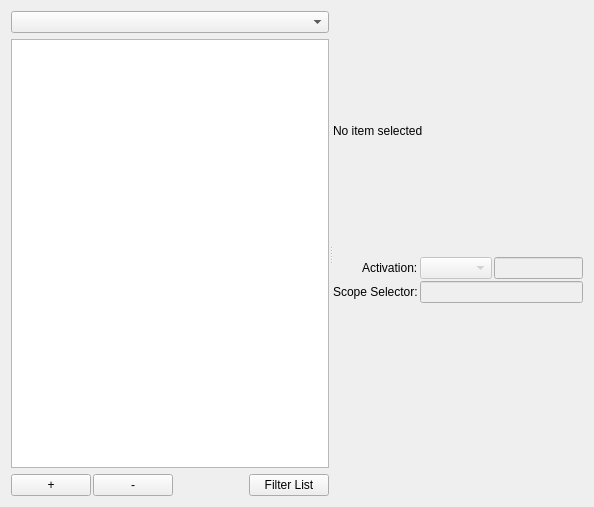
Above: src/prymatex/gui/bundles/ui_files/editor.ui from prymatex/prymatex before the change. Below: the same form after it.
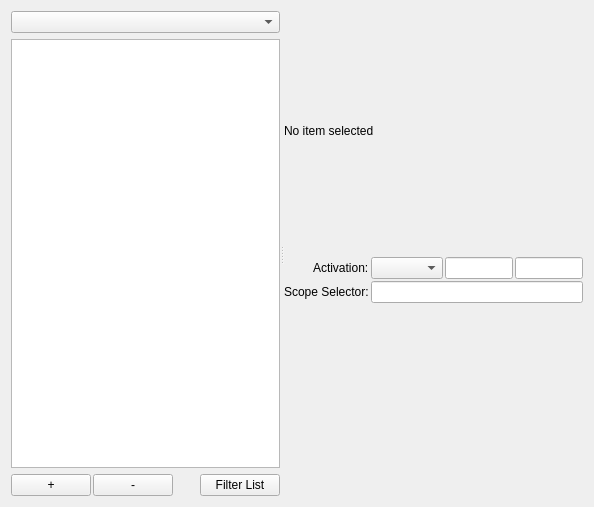
That is the form after the change.

Commit message: bundle decorator and new features in bundle editor

Diff of the .ui file:
```diff
--- a/src/prymatex/gui/bundles/ui_files/editor.ui
+++ b/src/prymatex/gui/bundles/ui_files/editor.ui
@@ -106,18 +106,13 @@
             <number>2</number>
            </property>
            <item>
-            <widget class="QComboBox" name="comboBoxActivation">
-             <property name="enabled">
-              <bool>false</bool>
-             </property>
-            </widget>
+            <widget class="QComboBox" name="comboBoxActivation"/>
            </item>
            <item>
-            <widget class="QLineEdit" name="lineEditActivation">
-             <property name="enabled">
-              <bool>false</bool>
-             </property>
-            </widget>
+            <widget class="QLineEdit" name="lineTabTriggerActivation"/>
+           </item>
+           <item>
+            <widget class="QLineEdit" name="lineKeyEquivalentActivation"/>
            </item>
           </layout>
          </item>
@@ -129,11 +124,7 @@
           </widget>
          </item>
          <item row="1" column="1">
-          <widget class="QLineEdit" name="lineEditScope">
-           <property name="enabled">
-            <bool>false</bool>
-           </property>
-          </widget>
+          <widget class="QLineEdit" name="lineEditScope"/>
          </item>
         </layout>
        </item>
```
The commit also changes 10 other files.
